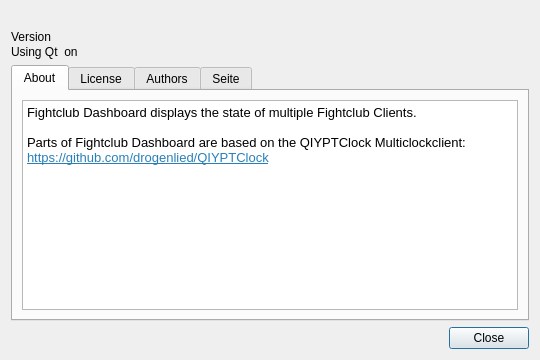
This is dashboard/aboutdialog.ui in SFr682k/fightclub as Qt 5 draws it before an edit. The edited form follows.
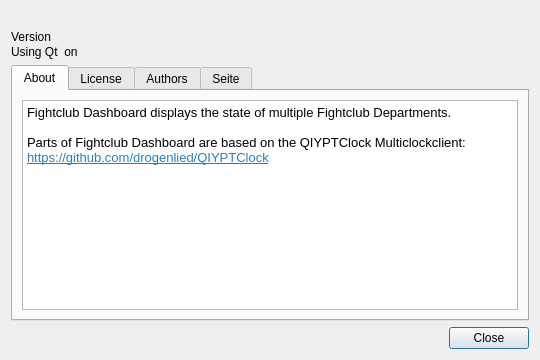
This is the edited form. Icons and pictures are not drawn.

Patch:
```diff
--- a/dashboard/aboutdialog.ui
+++ b/dashboard/aboutdialog.ui
@@ -127,7 +127,7 @@
 &lt;html&gt;&lt;head&gt;&lt;meta name=&quot;qrichtext&quot; content=&quot;1&quot; /&gt;&lt;style type=&quot;text/css&quot;&gt;
 p, li { white-space: pre-wrap; }
 &lt;/style&gt;&lt;/head&gt;&lt;body style=&quot; font-family:'Noto Sans'; font-size:10pt; font-weight:400; font-style:normal;&quot;&gt;
-&lt;p style=&quot; margin-top:0px; margin-bottom:0px; margin-left:0px; margin-right:0px; -qt-block-indent:0; text-indent:0px;&quot;&gt;Fightclub Dashboard displays the state of multiple Fightclub Clients.&lt;/p&gt;
+&lt;p style=&quot; margin-top:0px; margin-bottom:0px; margin-left:0px; margin-right:0px; -qt-block-indent:0; text-indent:0px;&quot;&gt;Fightclub Dashboard displays the state of multiple Fightclub Departments.&lt;/p&gt;
 &lt;p style=&quot;-qt-paragraph-type:empty; margin-top:0px; margin-bottom:0px; margin-left:0px; margin-right:0px; -qt-block-indent:0; text-indent:0px;&quot;&gt;&lt;br /&gt;&lt;/p&gt;
 &lt;p style=&quot; margin-top:0px; margin-bottom:0px; margin-left:0px; margin-right:0px; -qt-block-indent:0; text-indent:0px;&quot;&gt;Parts of Fightclub Dashboard are based on the QIYPTClock Multiclockclient:&lt;br /&gt;&lt;a href=&quot;https://github.com/drogenlied/QIYPTClock&quot;&gt;&lt;span style=&quot; text-decoration: underline; color:#2980b9;&quot;&gt;https://github.com/drogenlied/QIYPTClock&lt;/span&gt;&lt;/a&gt;&lt;/p&gt;&lt;/body&gt;&lt;/html&gt;</string>
          </property>
```
